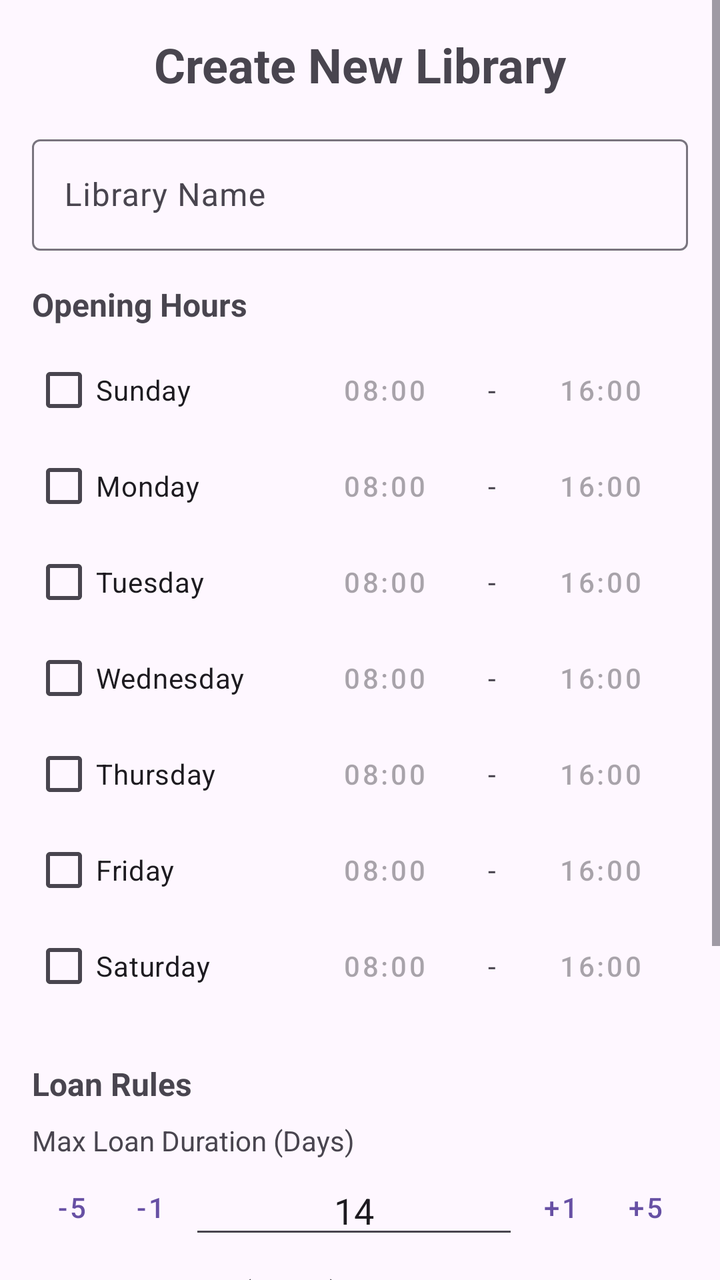
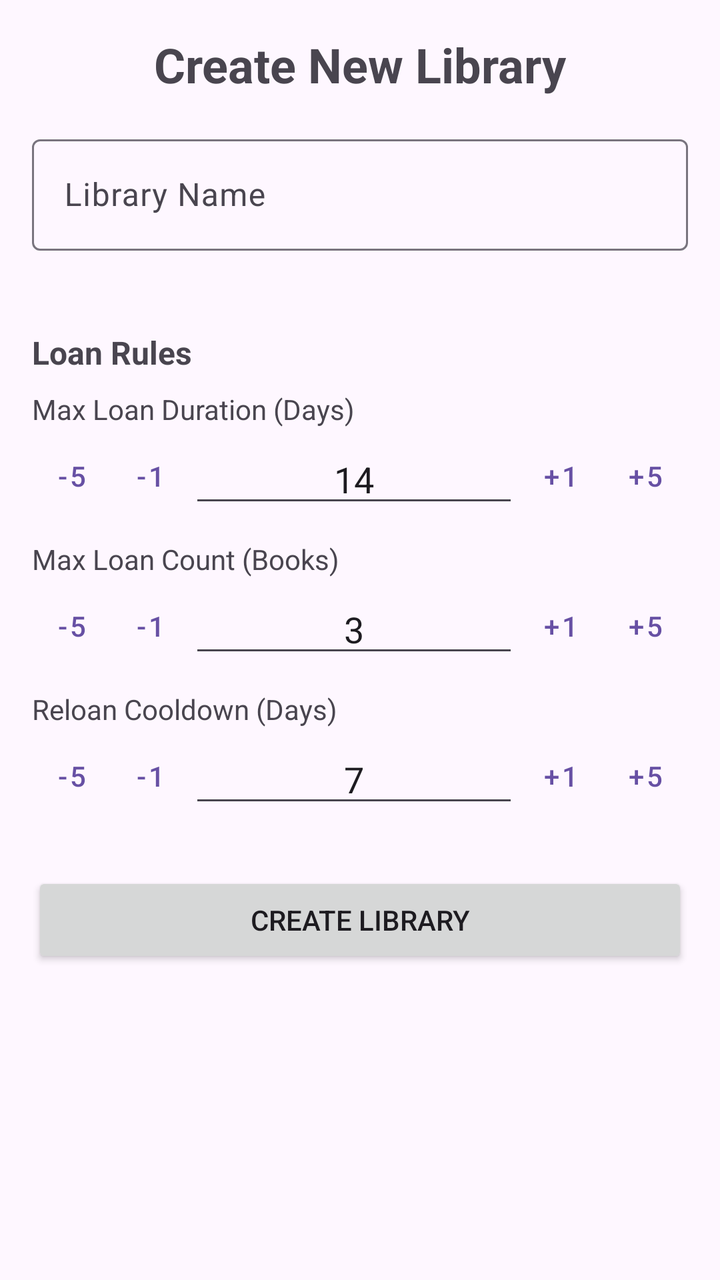

An Android layout rendered at two revisions. The XML below is the earlier revision; the diff shows what the commit changed to produce the second picture.
<!-- AndroidManifest.xml: application theme Theme.Books_Project -->
<!-- res/layout/activity_create_library.xml -->
<?xml version="1.0" encoding="utf-8"?>
<ScrollView xmlns:android="http://schemas.android.com/apk/res/android"
    xmlns:app="http://schemas.android.com/apk/res-auto"
    xmlns:tools="http://schemas.android.com/tools"
    android:layout_width="match_parent"
    android:layout_height="match_parent"
    tools:context=".CreateLibraryActivity">

    <LinearLayout
        android:layout_width="match_parent"
        android:layout_height="wrap_content"
        android:orientation="vertical"
        android:padding="16dp">

        <TextView
            android:layout_width="wrap_content"
            android:layout_height="wrap_content"
            android:layout_gravity="center_horizontal"
            android:layout_marginBottom="16dp"
            android:text="Create New Library"
            android:textSize="24sp"
            android:textStyle="bold" />

        <com.google.android.material.textfield.TextInputLayout
            android:layout_width="match_parent"
            android:layout_height="wrap_content"
            android:layout_marginBottom="16dp"
            android:hint="Library Name">

            <com.google.android.material.textfield.TextInputEditText
                android:id="@+id/etLibName"
                android:layout_width="match_parent"
                android:layout_height="wrap_content"
                android:inputType="textCapWords" />
        </com.google.android.material.textfield.TextInputLayout>

        <TextView
            android:layout_width="wrap_content"
            android:layout_height="wrap_content"
            android:layout_marginBottom="8dp"
            android:text="Opening Hours"
            android:textSize="16sp"
            android:textStyle="bold" />

        
        <LinearLayout
            android:layout_width="match_parent"
            android:layout_height="wrap_content"
            android:gravity="center_vertical"
            android:orientation="horizontal">

            <CheckBox
                android:id="@+id/cbSun"
                android:layout_width="0dp"
                android:layout_height="wrap_content"
                android:layout_weight="1"
                android:text="Sunday" />

            <Button
                android:id="@+id/btnOpenSun"
                style="@style/Widget.MaterialComponents.Button.OutlinedButton"
                android:layout_width="wrap_content"
                android:layout_height="wrap_content"
                android:text="08:00"
                android:enabled="false"/>

            <TextView
                android:layout_width="wrap_content"
                android:layout_height="wrap_content"
                android:layout_marginHorizontal="8dp"
                android:text="-" />

            <Button
                android:id="@+id/btnCloseSun"
                style="@style/Widget.MaterialComponents.Button.OutlinedButton"
                android:layout_width="wrap_content"
                android:layout_height="wrap_content"
                android:text="16:00"
                android:enabled="false"/>
        </LinearLayout>

        
        <LinearLayout
            android:layout_width="match_parent"
            android:layout_height="wrap_content"
            android:gravity="center_vertical"
            android:orientation="horizontal">

            <CheckBox
                android:id="@+id/cbMon"
                android:layout_width="0dp"
                android:layout_height="wrap_content"
                android:layout_weight="1"
                android:text="Monday" />

            <Button
                android:id="@+id/btnOpenMon"
                style="@style/Widget.MaterialComponents.Button.OutlinedButton"
                android:layout_width="wrap_content"
                android:layout_height="wrap_content"
                android:text="08:00"
                android:enabled="false"/>

            <TextView
                android:layout_width="wrap_content"
                android:layout_height="wrap_content"
                android:layout_marginHorizontal="8dp"
                android:text="-" />

            <Button
                android:id="@+id/btnCloseMon"
                style="@style/Widget.MaterialComponents.Button.OutlinedButton"
                android:layout_width="wrap_content"
                android:layout_height="wrap_content"
                android:text="16:00"
                android:enabled="false"/>
        </LinearLayout>

        
        <LinearLayout
            android:layout_width="match_parent"
            android:layout_height="wrap_content"
            android:gravity="center_vertical"
            android:orientation="horizontal">

            <CheckBox
                android:id="@+id/cbTue"
                android:layout_width="0dp"
                android:layout_height="wrap_content"
                android:layout_weight="1"
                android:text="Tuesday" />

            <Button
                android:id="@+id/btnOpenTue"
                style="@style/Widget.MaterialComponents.Button.OutlinedButton"
                android:layout_width="wrap_content"
                android:layout_height="wrap_content"
                android:text="08:00"
                android:enabled="false"/>

            <TextView
                android:layout_width="wrap_content"
                android:layout_height="wrap_content"
                android:layout_marginHorizontal="8dp"
                android:text="-" />

            <Button
                android:id="@+id/btnCloseTue"
                style="@style/Widget.MaterialComponents.Button.OutlinedButton"
                android:layout_width="wrap_content"
                android:layout_height="wrap_content"
                android:text="16:00"
                android:enabled="false"/>
        </LinearLayout>

        
        <LinearLayout
            android:layout_width="match_parent"
            android:layout_height="wrap_content"
            android:gravity="center_vertical"
            android:orientation="horizontal">

            <CheckBox
                android:id="@+id/cbWed"
                android:layout_width="0dp"
                android:layout_height="wrap_content"
                android:layout_weight="1"
                android:text="Wednesday" />

            <Button
                android:id="@+id/btnOpenWed"
                style="@style/Widget.MaterialComponents.Button.OutlinedButton"
                android:layout_width="wrap_content"
                android:layout_height="wrap_content"
                android:text="08:00"
                android:enabled="false"/>

            <TextView
                android:layout_width="wrap_content"
                android:layout_height="wrap_content"
                android:layout_marginHorizontal="8dp"
                android:text="-" />

            <Button
                android:id="@+id/btnCloseWed"
                style="@style/Widget.MaterialComponents.Button.OutlinedButton"
                android:layout_width="wrap_content"
                android:layout_height="wrap_content"
                android:text="16:00"
                android:enabled="false"/>
        </LinearLayout>

        
        <LinearLayout
            android:layout_width="match_parent"
            android:layout_height="wrap_content"
            android:gravity="center_vertical"
            android:orientation="horizontal">

            <CheckBox
                android:id="@+id/cbThu"
                android:layout_width="0dp"
                android:layout_height="wrap_content"
                android:layout_weight="1"
                android:text="Thursday" />

            <Button
                android:id="@+id/btnOpenThu"
                style="@style/Widget.MaterialComponents.Button.OutlinedButton"
                android:layout_width="wrap_content"
                android:layout_height="wrap_content"
                android:text="08:00"
                android:enabled="false"/>

            <TextView
                android:layout_width="wrap_content"
                android:layout_height="wrap_content"
                android:layout_marginHorizontal="8dp"
                android:text="-" />

            <Button
                android:id="@+id/btnCloseThu"
                style="@style/Widget.MaterialComponents.Button.OutlinedButton"
                android:layout_width="wrap_content"
                android:layout_height="wrap_content"
                android:text="16:00"
                android:enabled="false"/>
        </LinearLayout>

        
        <LinearLayout
            android:layout_width="match_parent"
            android:layout_height="wrap_content"
            android:gravity="center_vertical"
            android:orientation="horizontal">

            <CheckBox
                android:id="@+id/cbFri"
                android:layout_width="0dp"
                android:layout_height="wrap_content"
                android:layout_weight="1"
                android:text="Friday" />

            <Button
                android:id="@+id/btnOpenFri"
                style="@style/Widget.MaterialComponents.Button.OutlinedButton"
                android:layout_width="wrap_content"
                android:layout_height="wrap_content"
                android:text="08:00"
                android:enabled="false"/>

            <TextView
                android:layout_width="wrap_content"
                android:layout_height="wrap_content"
                android:layout_marginHorizontal="8dp"
                android:text="-" />

            <Button
                android:id="@+id/btnCloseFri"
                style="@style/Widget.MaterialComponents.Button.OutlinedButton"
                android:layout_width="wrap_content"
                android:layout_height="wrap_content"
                android:text="16:00"
                android:enabled="false"/>
        </LinearLayout>

        
        <LinearLayout
            android:layout_width="match_parent"
            android:layout_height="wrap_content"
            android:gravity="center_vertical"
            android:orientation="horizontal">

            <CheckBox
                android:id="@+id/cbSat"
                android:layout_width="0dp"
                android:layout_height="wrap_content"
                android:layout_weight="1"
                android:text="Saturday" />

            <Button
                android:id="@+id/btnOpenSat"
                style="@style/Widget.MaterialComponents.Button.OutlinedButton"
                android:layout_width="wrap_content"
                android:layout_height="wrap_content"
                android:text="08:00"
                android:enabled="false"/>

            <TextView
                android:layout_width="wrap_content"
                android:layout_height="wrap_content"
                android:layout_marginHorizontal="8dp"
                android:text="-" />

            <Button
                android:id="@+id/btnCloseSat"
                style="@style/Widget.MaterialComponents.Button.OutlinedButton"
                android:layout_width="wrap_content"
                android:layout_height="wrap_content"
                android:text="16:00"
                android:enabled="false"/>
        </LinearLayout>


        
        <TextView
            android:layout_width="wrap_content"
            android:layout_height="wrap_content"
            android:layout_marginTop="24dp"
            android:layout_marginBottom="8dp"
            android:text="Loan Rules"
            android:textSize="16sp"
            android:textStyle="bold" />

        
        <TextView
            android:layout_width="wrap_content"
            android:layout_height="wrap_content"
            android:text="Max Loan Duration (Days)" />

        <LinearLayout
            android:layout_width="match_parent"
            android:layout_height="wrap_content"
            android:gravity="center_vertical"
            android:orientation="horizontal">

            <Button
                android:id="@+id/btnDurMin5"
                style="@style/Widget.MaterialComponents.Button.TextButton"
                android:layout_width="wrap_content"
                android:layout_height="wrap_content"
                android:minWidth="0dp"
                android:paddingHorizontal="12dp"
                android:text="-5" />

            <Button
                android:id="@+id/btnDurMin1"
                style="@style/Widget.MaterialComponents.Button.TextButton"
                android:layout_width="wrap_content"
                android:layout_height="wrap_content"
                android:minWidth="0dp"
                android:paddingHorizontal="12dp"
                android:text="-1" />

            <EditText
                android:id="@+id/etMaxDuration"
                android:layout_width="0dp"
                android:layout_height="wrap_content"
                android:layout_weight="1"
                android:gravity="center"
                android:inputType="number"
                android:text="14" />

            <Button
                android:id="@+id/btnDurPls1"
                style="@style/Widget.MaterialComponents.Button.TextButton"
                android:layout_width="wrap_content"
                android:layout_height="wrap_content"
                android:minWidth="0dp"
                android:paddingHorizontal="12dp"
                android:text="+1" />

            <Button
                android:id="@+id/btnDurPls5"
                style="@style/Widget.MaterialComponents.Button.TextButton"
                android:layout_width="wrap_content"
                android:layout_height="wrap_content"
                android:minWidth="0dp"
                android:paddingHorizontal="12dp"
                android:text="+5" />
        </LinearLayout>

        
        <TextView
            android:layout_width="wrap_content"
            android:layout_height="wrap_content"
            android:layout_marginTop="8dp"
            android:text="Max Loan Count (Books)" />

        <LinearLayout
            android:layout_width="match_parent"
            android:layout_height="wrap_content"
            android:gravity="center_vertical"
            android:orientation="horizontal">

            <Button
                android:id="@+id/btnCountMin5"
                style="@style/Widget.MaterialComponents.Button.TextButton"
                android:layout_width="wrap_content"
                android:layout_height="wrap_content"
                android:minWidth="0dp"
                android:paddingHorizontal="12dp"
                android:text="-5" />

            <Button
                android:id="@+id/btnCountMin1"
                style="@style/Widget.MaterialComponents.Button.TextButton"
                android:layout_width="wrap_content"
                android:layout_height="wrap_content"
                android:minWidth="0dp"
                android:paddingHorizontal="12dp"
                android:text="-1" />

            <EditText
                android:id="@+id/etMaxCount"
                android:layout_width="0dp"
                android:layout_height="wrap_content"
                android:layout_weight="1"
                android:gravity="center"
                android:inputType="number"
                android:text="3" />

            <Button
                android:id="@+id/btnCountPls1"
                style="@style/Widget.MaterialComponents.Button.TextButton"
                android:layout_width="wrap_content"
                android:layout_height="wrap_content"
                android:minWidth="0dp"
                android:paddingHorizontal="12dp"
                android:text="+1" />

            <Button
                android:id="@+id/btnCountPls5"
                style="@style/Widget.MaterialComponents.Button.TextButton"
                android:layout_width="wrap_content"
                android:layout_height="wrap_content"
                android:minWidth="0dp"
                android:paddingHorizontal="12dp"
                android:text="+5" />
        </LinearLayout>


        
        <TextView
            android:layout_width="wrap_content"
            android:layout_height="wrap_content"
            android:layout_marginTop="8dp"
            android:text="Reloan Cooldown (Days)" />

        <LinearLayout
            android:layout_width="match_parent"
            android:layout_height="wrap_content"
            android:gravity="center_vertical"
            android:orientation="horizontal">

            <Button
                android:id="@+id/btnCoolMin5"
                style="@style/Widget.MaterialComponents.Button.TextButton"
                android:layout_width="wrap_content"
                android:layout_height="wrap_content"
                android:minWidth="0dp"
                android:paddingHorizontal="12dp"
                android:text="-5" />

            <Button
                android:id="@+id/btnCoolMin1"
                style="@style/Widget.MaterialComponents.Button.TextButton"
                android:layout_width="wrap_content"
                android:layout_height="wrap_content"
                android:minWidth="0dp"
                android:paddingHorizontal="12dp"
                android:text="-1" />

            <EditText
                android:id="@+id/etCooldown"
                android:layout_width="0dp"
                android:layout_height="wrap_content"
                android:layout_weight="1"
                android:gravity="center"
                android:inputType="number"
                android:text="7" />

            <Button
                android:id="@+id/btnCoolPls1"
                style="@style/Widget.MaterialComponents.Button.TextButton"
                android:layout_width="wrap_content"
                android:layout_height="wrap_content"
                android:minWidth="0dp"
                android:paddingHorizontal="12dp"
                android:text="+1" />

            <Button
                android:id="@+id/btnCoolPls5"
                style="@style/Widget.MaterialComponents.Button.TextButton"
                android:layout_width="wrap_content"
                android:layout_height="wrap_content"
                android:minWidth="0dp"
                android:paddingHorizontal="12dp"
                android:text="+5" />
        </LinearLayout>

        <Button
            android:id="@+id/btnCreateLibrary"
            android:layout_width="match_parent"
            android:layout_height="wrap_content"
            android:layout_marginTop="24dp"
            android:padding="12dp"
            android:text="Create Library" />

    </LinearLayout>
</ScrollView>
<!-- resources referenced by this layout -->
<resources>
  <style name="Theme.Books_Project" parent="Base.Theme.Books_Project" />
  <style name="Base.Theme.Books_Project" parent="Theme.Material3.DayNight.NoActionBar">
          
          
      </style>
</resources>

<!-- the commit's change to res/layout/activity_create_library.xml (unified diff, before → after) -->
@@ -34,274 +34,6 @@
                 android:inputType="textCapWords" />
         </com.google.android.material.textfield.TextInputLayout>
 
-        <TextView
-            android:layout_width="wrap_content"
-            android:layout_height="wrap_content"
-            android:layout_marginBottom="8dp"
-            android:text="Opening Hours"
-            android:textSize="16sp"
-            android:textStyle="bold" />
-
-        
-        <LinearLayout
-            android:layout_width="match_parent"
-            android:layout_height="wrap_content"
-            android:gravity="center_vertical"
-            android:orientation="horizontal">
-
-            <CheckBox
-                android:id="@+id/cbSun"
-                android:layout_width="0dp"
-                android:layout_height="wrap_content"
-                android:layout_weight="1"
-                android:text="Sunday" />
-
-            <Button
-                android:id="@+id/btnOpenSun"
-                style="@style/Widget.MaterialComponents.Button.OutlinedButton"
-                android:layout_width="wrap_content"
-                android:layout_height="wrap_content"
-                android:text="08:00"
-                android:enabled="false"/>
-
-            <TextView
-                android:layout_width="wrap_content"
-                android:layout_height="wrap_content"
-                android:layout_marginHorizontal="8dp"
-                android:text="-" />
-
-            <Button
-                android:id="@+id/btnCloseSun"
-                style="@style/Widget.MaterialComponents.Button.OutlinedButton"
-                android:layout_width="wrap_content"
-                android:layout_height="wrap_content"
-                android:text="16:00"
-                android:enabled="false"/>
-        </LinearLayout>
-
-        
-        <LinearLayout
-            android:layout_width="match_parent"
-            android:layout_height="wrap_content"
-            android:gravity="center_vertical"
-            android:orientation="horizontal">
-
-            <CheckBox
-                android:id="@+id/cbMon"
-                android:layout_width="0dp"
-                android:layout_height="wrap_content"
-                android:layout_weight="1"
-                android:text="Monday" />
-
-            <Button
-                android:id="@+id/btnOpenMon"
-                style="@style/Widget.MaterialComponents.Button.OutlinedButton"
-                android:layout_width="wrap_content"
-                android:layout_height="wrap_content"
-                android:text="08:00"
-                android:enabled="false"/>
-
-            <TextView
-                android:layout_width="wrap_content"
-                android:layout_height="wrap_content"
-                android:layout_marginHorizontal="8dp"
-                android:text="-" />
-
-            <Button
-                android:id="@+id/btnCloseMon"
-                style="@style/Widget.MaterialComponents.Button.OutlinedButton"
-                android:layout_width="wrap_content"
-                android:layout_height="wrap_content"
-                android:text="16:00"
-                android:enabled="false"/>
-        </LinearLayout>
-
-        
-        <LinearLayout
-            android:layout_width="match_parent"
-            android:layout_height="wrap_content"
-            android:gravity="center_vertical"
-            android:orientation="horizontal">
-
-            <CheckBox
-                android:id="@+id/cbTue"
-                android:layout_width="0dp"
-                android:layout_height="wrap_content"
-                android:layout_weight="1"
-                android:text="Tuesday" />
-
-            <Button
-                android:id="@+id/btnOpenTue"
-                style="@style/Widget.MaterialComponents.Button.OutlinedButton"
-                android:layout_width="wrap_content"
-                android:layout_height="wrap_content"
-                android:text="08:00"
-                android:enabled="false"/>
-
-            <TextView
-                android:layout_width="wrap_content"
-                android:layout_height="wrap_content"
-                android:layout_marginHorizontal="8dp"
-                android:text="-" />
-
-            <Button
-                android:id="@+id/btnCloseTue"
-                style="@style/Widget.MaterialComponents.Button.OutlinedButton"
-                android:layout_width="wrap_content"
-                android:layout_height="wrap_content"
-                android:text="16:00"
-                android:enabled="false"/>
-        </LinearLayout>
-
-        
-        <LinearLayout
-            android:layout_width="match_parent"
-            android:layout_height="wrap_content"
-            android:gravity="center_vertical"
-            android:orientation="horizontal">
-
-            <CheckBox
-                android:id="@+id/cbWed"
-                android:layout_width="0dp"
-                android:layout_height="wrap_content"
-                android:layout_weight="1"
-                android:text="Wednesday" />
-
-            <Button
-                android:id="@+id/btnOpenWed"
-                style="@style/Widget.MaterialComponents.Button.OutlinedButton"
-                android:layout_width="wrap_content"
-                android:layout_height="wrap_content"
-                android:text="08:00"
-                android:enabled="false"/>
-
-            <TextView
-                android:layout_width="wrap_content"
-                android:layout_height="wrap_content"
-                android:layout_marginHorizontal="8dp"
-                android:text="-" />
-
-            <Button
-                android:id="@+id/btnCloseWed"
-                style="@style/Widget.MaterialComponents.Button.OutlinedButton"
-                android:layout_width="wrap_content"
-                android:layout_height="wrap_content"
-                android:text="16:00"
-                android:enabled="false"/>
-        </LinearLayout>
-
-        
-        <LinearLayout
-            android:layout_width="match_parent"
-            android:layout_height="wrap_content"
-            android:gravity="center_vertical"
-            android:orientation="horizontal">
-
-            <CheckBox
-                android:id="@+id/cbThu"
-                android:layout_width="0dp"
-                android:layout_height="wrap_content"
-                android:layout_weight="1"
-                android:text="Thursday" />
-
-            <Button
-                android:id="@+id/btnOpenThu"
-                style="@style/Widget.MaterialComponents.Button.OutlinedButton"
-                android:layout_width="wrap_content"
-                android:layout_height="wrap_content"
-                android:text="08:00"
-                android:enabled="false"/>
-
-            <TextView
-                android:layout_width="wrap_content"
-                android:layout_height="wrap_content"
-                android:layout_marginHorizontal="8dp"
-                android:text="-" />
-
-            <Button
-                android:id="@+id/btnCloseThu"
-                style="@style/Widget.MaterialComponents.Button.OutlinedButton"
-                android:layout_width="wrap_content"
-                android:layout_height="wrap_content"
-                android:text="16:00"
-                android:enabled="false"/>
-        </LinearLayout>
-
-        
-        <LinearLayout
-            android:layout_width="match_parent"
-            android:layout_height="wrap_content"
-            android:gravity="center_vertical"
-            android:orientation="horizontal">
-
-            <CheckBox
-                android:id="@+id/cbFri"
-                android:layout_width="0dp"
-                android:layout_height="wrap_content"
-                android:layout_weight="1"
-                android:text="Friday" />
-
-            <Button
-                android:id="@+id/btnOpenFri"
-                style="@style/Widget.MaterialComponents.Button.OutlinedButton"
-                android:layout_width="wrap_content"
-                android:layout_height="wrap_content"
-                android:text="08:00"
-                android:enabled="false"/>
-
-            <TextView
-                android:layout_width="wrap_content"
-                android:layout_height="wrap_content"
-                android:layout_marginHorizontal="8dp"
-                android:text="-" />
-
-            <Button
-                android:id="@+id/btnCloseFri"
-                style="@style/Widget.MaterialComponents.Button.OutlinedButton"
-                android:layout_width="wrap_content"
-                android:layout_height="wrap_content"
-                android:text="16:00"
-                android:enabled="false"/>
-        </LinearLayout>
-
-        
-        <LinearLayout
-            android:layout_width="match_parent"
-            android:layout_height="wrap_content"
-            android:gravity="center_vertical"
-            android:orientation="horizontal">
-
-            <CheckBox
-                android:id="@+id/cbSat"
-                android:layout_width="0dp"
-                android:layout_height="wrap_content"
-                android:layout_weight="1"
-                android:text="Saturday" />
-
-            <Button
-                android:id="@+id/btnOpenSat"
-                style="@style/Widget.MaterialComponents.Button.OutlinedButton"
-                android:layout_width="wrap_content"
-                android:layout_height="wrap_content"
-                android:text="08:00"
-                android:enabled="false"/>
-
-            <TextView
-                android:layout_width="wrap_content"
-                android:layout_height="wrap_content"
-                android:layout_marginHorizontal="8dp"
-                android:text="-" />
-
-            <Button
-                android:id="@+id/btnCloseSat"
-                style="@style/Widget.MaterialComponents.Button.OutlinedButton"
-                android:layout_width="wrap_content"
-                android:layout_height="wrap_content"
-                android:text="16:00"
-                android:enabled="false"/>
-        </LinearLayout>
-
-
         
         <TextView
             android:layout_width="wrap_content"
